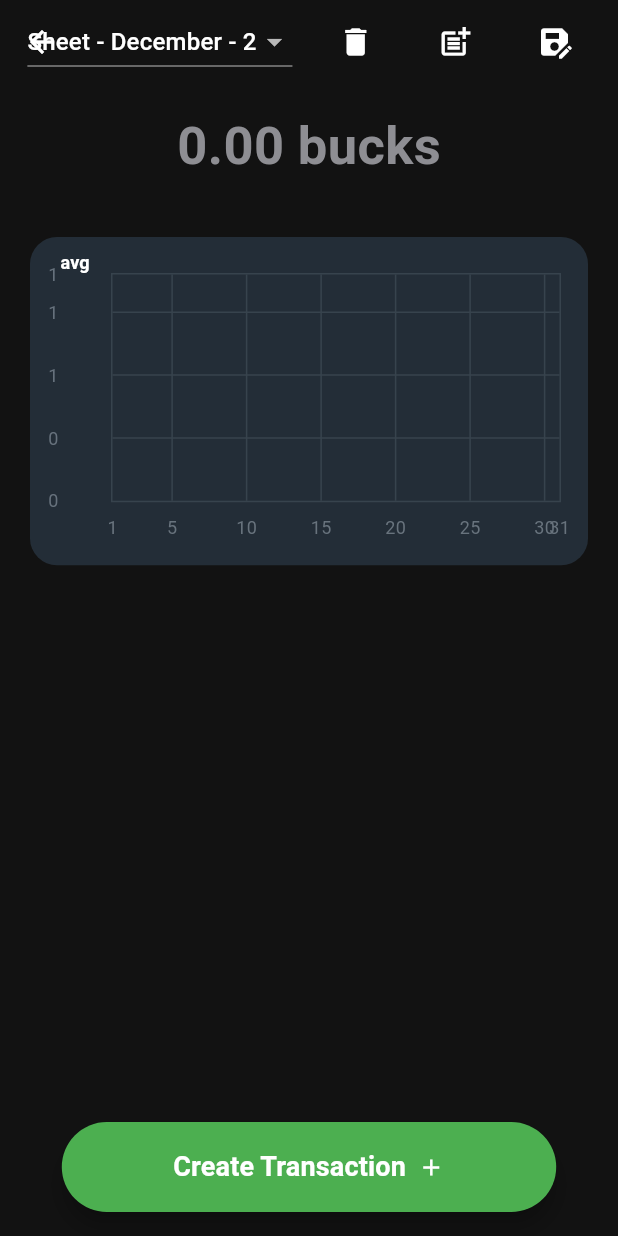
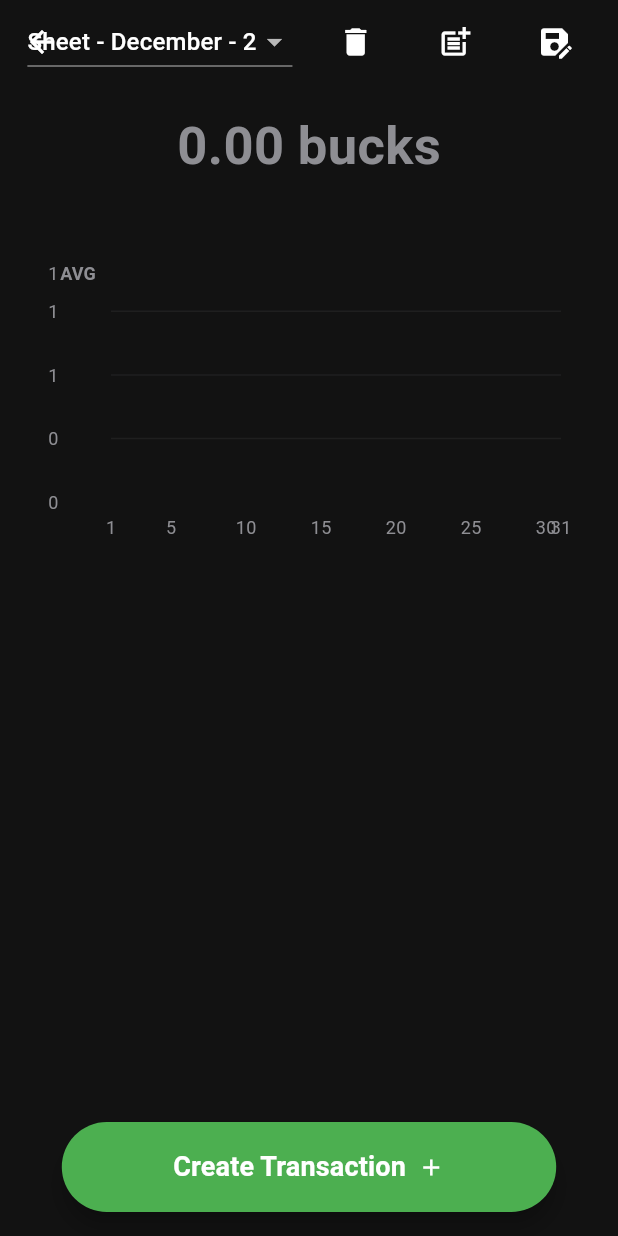
Before and after one commit to NrdyBhu1/finmanager, a Flutter app: the HomeScreen screen opened by its route, after a tap on the "post add" icon, on a phone screen of 412 x 824 dp. Run offline on Flutter 3.47's test engine with Material 3 defaults, Android fonts, the phone set to English and light mode, and no system bars; drawn by our look-alikes of fl_chart; our stand-ins replace hive, hive_flutter, open_filex, pdf; accounts and stored records are empty; Roboto replaces fonts that are missing (SF Pro Display).

Commit message:
Fixed:  - Graph color to align with theme  - UI update error  - Make app fullscreen
Added:
 - Workflow to release to releases

```diff
--- a/lib/main.dart
+++ b/lib/main.dart
@@ -8,6 +8,7 @@ import 'package:hive_flutter/hive_flutter.dart';
 import 'package:intl/intl.dart';
 import 'package:pdf/pdf.dart';
 import 'package:pdf/widgets.dart' as pw;
+import 'package:flutter/services.dart';
 
 import 'config.dart';
 import 'transaction.dart';
@@ -26,6 +27,8 @@ void main() async {
   Hive.registerAdapter(SheetAdapter());
 
   await Hive.openBox<Sheet>('sheetsBox');
+
+  SystemChrome.setEnabledSystemUIMode(SystemUiMode.immersiveSticky);
 
   runApp(
     ChangeNotifierProvider(
--- a/lib/monthly_chart.dart
+++ b/lib/monthly_chart.dart
@@ -20,28 +20,33 @@ class MonthlyDebitChart extends StatefulWidget {
 }
 
 class _MonthlyDebitChartState extends State<MonthlyDebitChart> {
-  // Styling colors inspired by the sample
-  List<Color> gradientColors = [
-    const Color(0xff23b6e6),
-    const Color(0xff02d39a),
-  ];
+  // Use your theme colors
+  late List<Color> gradientColors;
 
   bool showAvg = false;
+
+  @override
+  void didChangeDependencies() {
+    super.didChangeDependencies();
+    // Initialize colors here to access the theme if needed,
+    // or use your constant definitions.
+    gradientColors = [
+      accentGreen,
+      lighten(accentGreen, 0.2), // Uses your lighten helper
+    ];
+  }
 
   @override
   Widget build(BuildContext context) {
     final provider = Provider.of<FinanceProvider>(context);
     final dailyDebitData = provider.monthlyDebitDataByDay;
 
-    // 1. Prepare Data Spots
     List<FlSpot> chartSpots = dailyDebitData.entries
         .map((entry) => FlSpot(entry.key.toDouble(), entry.value))
         .toList();
 
-    // Sort spots by X value to ensure the line draws correctly
     chartSpots.sort((a, b) => a.x.compareTo(b.x));
 
-    // 2. Calculate dynamic bounds and averages
     final maxAmount = chartSpots.isEmpty ? 1.0 : chartSpots.map((s) => s.y).reduce((a, b) => a > b ? a : b);
     final avgAmount = chartSpots.isEmpty ? 0.0 : chartSpots.map((s) => s.y).reduce((a, b) => a + b) / chartSpots.length;
     final maxX = dailyDebitData.keys.isEmpty ? 31.0 : dailyDebitData.keys.reduce((a, b) => a > b ? a : b).toDouble();
@@ -53,7 +58,7 @@ class _MonthlyDebitChartState extends State<MonthlyDebitChart> {
           child: Container(
             decoration: const BoxDecoration(
               borderRadius: BorderRadius.all(Radius.circular(18)),
-              color: Color(0xff232d37), // Dark background from sample
+              color: primaryDarkBackground, // Aligned with your theme
             ),
             child: Padding(
               padding: const EdgeInsets.only(right: 18, left: 12, top: 24, bottom: 12),
@@ -65,17 +70,18 @@ class _MonthlyDebitChartState extends State<MonthlyDebitChart> {
             ),
           ),
         ),
-        // Average Toggle Button
-        SizedBox(
-          width: 60,
-          height: 34,
+        // Average Toggle Button - Styled to match your theme
+        Positioned(
+          top: 0,
+          left: 0,
           child: TextButton(
             onPressed: () => setState(() => showAvg = !showAvg),
             child: Text(
-              'avg',
+              'AVG',
               style: TextStyle(
                 fontSize: 12,
-                color: showAvg ? Colors.white.withOpacity(0.5) : Colors.white,
+                fontWeight: FontWeight.bold,
+                color: showAvg ? accentGreen : secondaryGray,
               ),
             ),
           ),
@@ -88,11 +94,12 @@ class _MonthlyDebitChartState extends State<MonthlyDebitChart> {
     return LineChartData(
       gridData: FlGridData(
         show: true,
-        drawVerticalLine: true,
+        drawVerticalLine: false, // Cleaner look
         horizontalInterval: maxAmount / 3 > 0 ? maxAmount / 3 : 1,
-        verticalInterval: 5, // Grid line every 5 days
-        getDrawingHorizontalLine: (value) => const FlLine(color: Color(0xff37434d), strokeWidth: 1),
-        getDrawingVerticalLine: (value) => const FlLine(color: Color(0xff37434d), strokeWidth: 1),
+        getDrawingHorizontalLine: (value) => FlLine(
+          color: secondaryGray.withOpacity(0.1), // Subtle grid
+          strokeWidth: 1,
+        ),
       ),
       titlesData: FlTitlesData(
         show: true,
@@ -105,7 +112,10 @@ class _MonthlyDebitChartState extends State<MonthlyDebitChart> {
             interval: 5,
             getTitlesWidget: (value, meta) => SideTitleWidget(
               meta: meta,
-              child: Text('${value.toInt()}', style: const TextStyle(color: Color(0xff68737d), fontSize: 12)),
+              child: Text(
+                '${value.toInt()}',
+                style: const TextStyle(color: secondaryGray, fontSize: 12)
+              ),
             ),
           ),
         ),
@@ -115,32 +125,35 @@ class _MonthlyDebitChartState extends State<MonthlyDebitChart> {
             interval: maxAmount / 3 > 0 ? maxAmount / 3 : 1,
             getTitlesWidget: (value, meta) => Text(
               value.toStringAsFixed(0),
-              style: const TextStyle(color: Color(0xff67727d), fontSize: 12),
+              style: const TextStyle(color: secondaryGray, fontSize: 12),
             ),
             reservedSize: 42,
           ),
         ),
       ),
-      borderData: FlBorderData(
-        show: true,
-        border: Border.all(color: const Color(0xff37434d)),
-      ),
+      borderData: FlBorderData(show: false), // Removed border for modern look
       minX: 1,
       maxX: maxX,
       minY: 0,
-      maxY: maxAmount * 1.2, // Give some head room
+      maxY: maxAmount * 1.2,
       lineBarsData: [
         LineChartBarData(
           spots: spots,
           isCurved: true,
+          curveSmoothness: 0.35,
           gradient: LinearGradient(colors: gradientColors),
-          barWidth: 5,
+          barWidth: 4,
           isStrokeCapRound: true,
           dotData: const FlDotData(show: false),
           belowBarData: BarAreaData(
             show: true,
             gradient: LinearGradient(
-              colors: gradientColors.map((color) => color.withOpacity(0.3)).toList(),
+              begin: Alignment.topCenter,
+              end: Alignment.bottomCenter,
+              colors: [
+                accentGreen.withOpacity(0.3),
+                accentGreen.withOpacity(0.0),
+              ],
             ),
           ),
         ),
@@ -149,29 +162,24 @@ class _MonthlyDebitChartState extends State<MonthlyDebitChart> {
   }
 
   LineChartData avgData(List<FlSpot> spots, double maxX, double maxAmount, double avg) {
-    // Create spots for the flat average line
-    List<FlSpot> avgSpots = [FlSpot(1, avg), FlSpot(maxX, avg)];
-
     return LineChartData(
       lineTouchData: const LineTouchData(enabled: false),
       gridData: mainData(spots, maxX, maxAmount).gridData,
       titlesData: mainData(spots, maxX, maxAmount).titlesData,
-      borderData: mainData(spots, maxX, maxAmount).borderData,
+      borderData: FlBorderData(show: false),
       minX: 1,
       maxX: maxX,
       minY: 0,
       maxY: maxAmount * 1.2,
       lineBarsData: [
         LineChartBarData(
-          spots: avgSpots,
+          spots: [FlSpot(1, avg), FlSpot(maxX, avg)],
           isCurved: false,
-          barWidth: 5,
-          color: gradientColors[0].withOpacity(0.8),
+          barWidth: 2,
+          dashArray: [5, 5], // Dashed line for average
+          color: secondaryGray,
           dotData: const FlDotData(show: false),
-          belowBarData: BarAreaData(
-            show: true,
-            color: gradientColors[0].withOpacity(0.1),
-          ),
+          belowBarData: BarAreaData(show: false),
         ),
       ],
     );
```
Also changed, not shown: lib/transaction.dart (+21 -2 lines), 1 other file.
